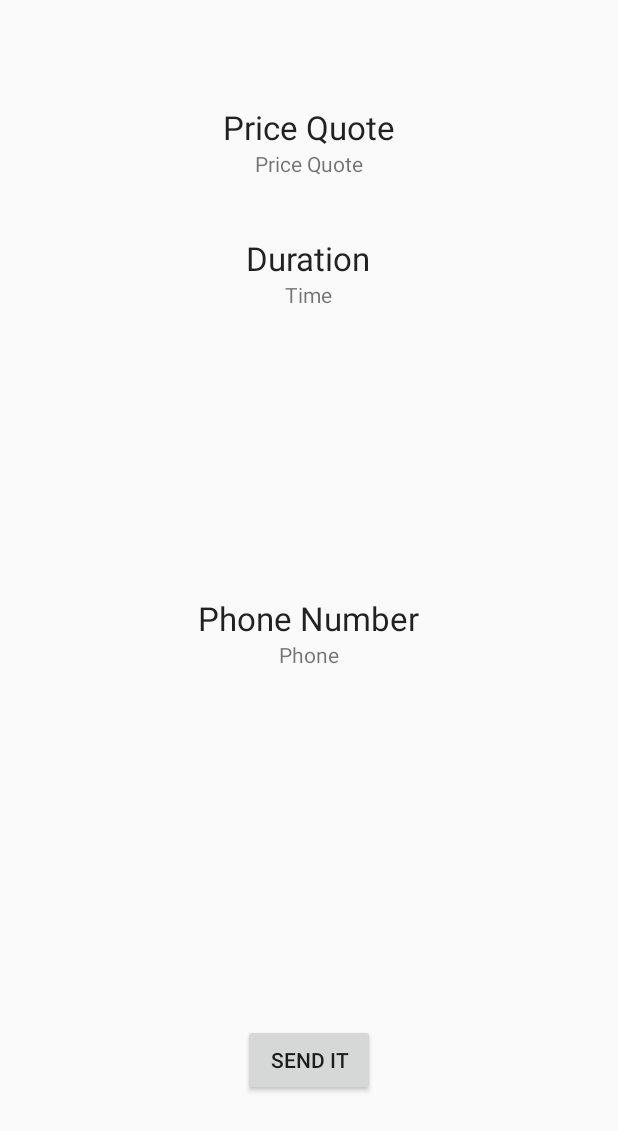
After one commit to hantuzun/SendIt, an Android app: the layout order.xml on its own in the app's theme, with its tools: preview values and no code run, on a phone screen of 412 x 824 dp. The commit adds this screen. Shown: the top 1131 px of the screen. Run offline under Robolectric (Android 15) with nearby library versions, the phone set to English and light mode, and no system bars.

Commit message:
Added order skeleton activity

```diff
--- a/app/src/main/java/com/example/emrehantuzun/sendit/ChooseDestinationActivity.java
+++ b/app/src/main/java/com/example/emrehantuzun/sendit/ChooseDestinationActivity.java
@@ -26,7 +26,6 @@ public class ChooseDestinationActivity extends FragmentActivity{
         super.onCreate(savedInstanceState);
         setContentView(R.layout.activity_choose_destination);
         setUpMapIfNeeded();
-
     }
 
     @Override
--- /dev/null
+++ b/app/src/main/java/com/example/emrehantuzun/sendit/OrderActivity.java
@@ -0,0 +1,62 @@
+package com.example.emrehantuzun.sendit;
+
+import android.app.Activity;
+import android.os.Bundle;
+import android.view.Menu;
+import android.view.MenuItem;
+import android.view.View;
+import android.widget.Button;
+import android.widget.TextView;
+
+
+/**
+ * Created by adarshbhatt on 1/17/15.
+ */
+public class OrderActivity extends Activity {
+
+
+    public class MyActivity extends Activity {
+        Button send;
+        TextView cost, minutes, number;
+
+        @Override
+        protected void onCreate(Bundle savedInstanceState) {
+            super.onCreate(savedInstanceState);
+            setContentView(R.layout.order);
+            send = (Button) findViewById(R.id.sendBut);
+            cost = (TextView) findViewById(R.id.price);
+            minutes = (TextView) findViewById(R.id.time);
+            number = (TextView) findViewById(R.id.phone);
+
+
+            send.setOnClickListener(new View.OnClickListener() {
+                @Override
+                public void onClick(View v) {
+
+                }
+            });
+        }
+
+
+        @Override
+        public boolean onCreateOptionsMenu(Menu menu) {
+            // Inflate the menu; this adds items to the action bar if it is present.
+            getMenuInflater().inflate(R.menu.menu_main, menu);
+            return true;
+        }
+
+        @Override
+        public boolean onOptionsItemSelected(MenuItem item) {
+            // Handle action bar item clicks here. The action bar will
+            // automatically handle clicks on the Home/Up button, so long
+            // as you specify a parent activity in AndroidManifest.xml.
+            int id = item.getItemId();
+            if (id == R.id.action_settings) {
+                return true;
+            }
+            return super.onOptionsItemSelected(item);
+        }
+    }
+
+
+}
--- /dev/null
+++ b/app/src/main/res/layout/order.xml
@@ -0,0 +1,88 @@
+<?xml version="1.0" encoding="utf-8"?>
+<RelativeLayout xmlns:android="http://schemas.android.com/apk/res/android"
+    android:layout_width="match_parent" android:layout_height="match_parent"
+    android:id="@+id/newer">
+
+    <Button
+        android:layout_width="wrap_content"
+        android:layout_height="wrap_content"
+        android:text="SEND IT"
+        android:id="@+id/sendBut"
+        android:layout_alignParentBottom="true"
+        android:layout_centerHorizontal="true"
+        android:layout_marginBottom="93dp" />
+
+    <TextView
+        android:layout_width="wrap_content"
+        android:layout_height="wrap_content"
+        android:textAppearance="?android:attr/textAppearanceLarge"
+        android:text="Price Quote"
+        android:id="@+id/Price"
+        android:layout_marginTop="70dp"
+        android:layout_alignParentTop="true"
+        android:layout_centerHorizontal="true" />
+
+    <TextView
+        android:layout_width="wrap_content"
+        android:layout_height="wrap_content"
+        android:textAppearance="?android:attr/textAppearanceLarge"
+        android:text="Phone Number"
+        android:id="@+id/textView"
+        android:layout_centerVertical="true"
+        android:layout_centerHorizontal="true" />
+
+    <TextView
+        android:layout_width="wrap_content"
+        android:layout_height="wrap_content"
+        android:text="Price Quote"
+        android:id="@+id/price"
+        android:layout_below="@+id/Price"
+        android:layout_centerHorizontal="true" />
+
+    <TextView
+        android:layout_width="wrap_content"
+        android:layout_height="wrap_content"
+        android:text="Phone"
+        android:id="@+id/phone"
+        android:layout_below="@+id/textView"
+        android:layout_centerHorizontal="true" />
+
+    <TextView
+        android:layout_width="wrap_content"
+        android:layout_height="wrap_content"
+        android:id="@+id/textView2"
+        android:layout_below="@+id/price"
+        android:layout_centerHorizontal="true" />
+
+    <TextView
+        android:layout_width="wrap_content"
+        android:layout_height="wrap_content"
+        android:id="@+id/textView3"
+        android:layout_below="@+id/price"
+        android:layout_centerHorizontal="true" />
+
+    <TextView
+        android:layout_width="wrap_content"
+        android:layout_height="wrap_content"
+        android:id="@+id/textView4"
+        android:layout_below="@+id/textView2"
+        android:layout_centerHorizontal="true" />
+
+    <TextView
+        android:layout_width="wrap_content"
+        android:layout_height="wrap_content"
+        android:textAppearance="?android:attr/textAppearanceLarge"
+        android:text="Duration"
+        android:id="@+id/time"
+        android:layout_below="@+id/textView4"
+        android:layout_centerHorizontal="true" />
+
+    <TextView
+        android:layout_width="wrap_content"
+        android:layout_height="wrap_content"
+        android:text="Time"
+        android:id="@+id/Time"
+        android:layout_below="@+id/time"
+        android:layout_centerHorizontal="true" />
+
+</RelativeLayout>
```
Also changed, not shown: 1 other file.
